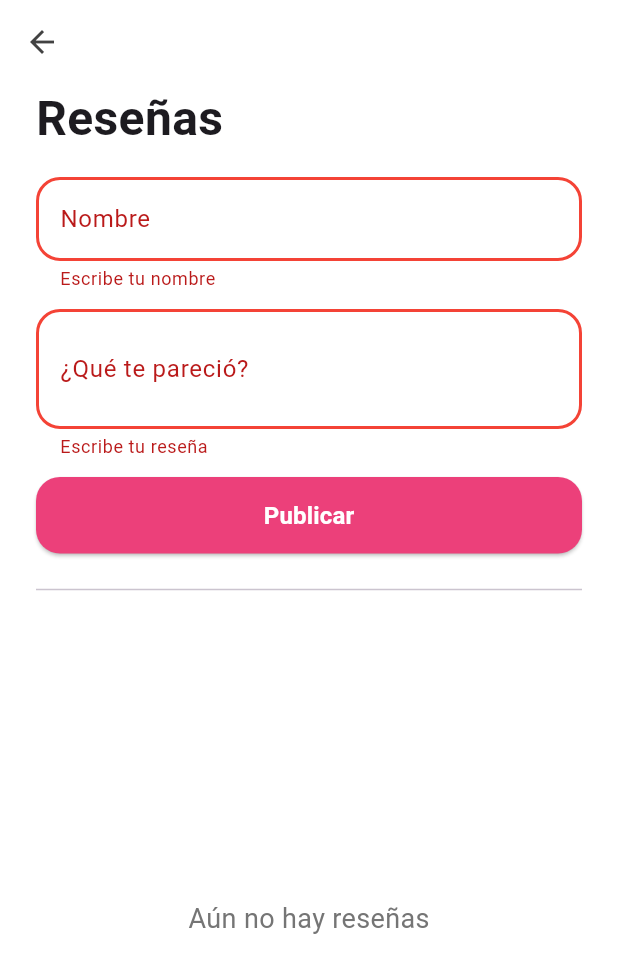
After one commit to BrandonnRoblero/donut_app, a Flutter app: the Resenas screen opened directly, after a tap on "Publicar", on a phone screen of 412 x 824 dp. The commit adds this screen. Shown: the top 973 px of the screen. Run offline on Flutter 3.47's test engine with Material 3 defaults, Android fonts, the phone set to English and light mode, and no system bars; our stand-ins replace cloud_firestore, firebase_auth, firebase_core, google_sign_in; accounts and stored records are empty.

Commit message:
Phase 3: Add Firestore reviews screen with live list and security rules

```diff
--- a/lib/screens/home_page.dart
+++ b/lib/screens/home_page.dart
@@ -6,6 +6,7 @@ import 'package:donut_app/tab/smoothie_tab.dart';
 import 'package:donut_app/screens/cart.dart';
 import 'package:donut_app/screens/fav.dart';
 import 'package:donut_app/screens/login.dart';
+import 'package:donut_app/screens/resenas.dart';
 import 'package:donut_app/utils/auth_service.dart';
 import 'package:donut_app/utils/cart_provider.dart';
 import 'package:donut_app/utils/my_tab.dart';
@@ -43,6 +44,16 @@ class _HomePageState extends State<HomePage> {
           leading: Icon(Icons.menu, color: Colors.grey),
           //icono de la derecha
           actions: [
+            //Reseñas: formulario y lista en tiempo real (Firestore)
+            IconButton(
+              icon: Icon(Icons.rate_review_outlined, color: Colors.grey),
+              onPressed: () {
+                Navigator.push(
+                  context,
+                  MaterialPageRoute(builder: (context) => const Resenas()),
+                );
+              },
+            ),
             //Favoritos: abre la pantalla de favoritos
             IconButton(
               icon: Icon(Icons.favorite_border, color: Colors.grey),
--- /dev/null
+++ b/lib/screens/resenas.dart
@@ -0,0 +1,252 @@
+import 'package:cloud_firestore/cloud_firestore.dart';
+import 'package:firebase_auth/firebase_auth.dart';
+import 'package:flutter/material.dart';
+
+//Pantalla de reseñas: formulario + lista en tiempo real (Cloud Firestore)
+class Resenas extends StatefulWidget {
+  const Resenas({super.key});
+
+  @override
+  State<Resenas> createState() => _ResenasState();
+}
+
+class _ResenasState extends State<Resenas> {
+  //Colección de Firestore donde se guardan las reseñas
+  final _resenas = FirebaseFirestore.instance.collection('resenas');
+
+  final _formKey = GlobalKey<FormState>();
+  final _nombreController = TextEditingController();
+  final _textoController = TextEditingController();
+  bool _saving = false;
+
+  @override
+  void initState() {
+    super.initState();
+    //El nombre viene lleno con el de la cuenta de Google
+    _nombreController.text =
+        FirebaseAuth.instance.currentUser?.displayName ?? '';
+  }
+
+  @override
+  void dispose() {
+    _nombreController.dispose();
+    _textoController.dispose();
+    super.dispose();
+  }
+
+  //Guarda la reseña en Firestore
+  Future<void> _publicar() async {
+    if (!_formKey.currentState!.validate()) return;
+    setState(() => _saving = true);
+    try {
+      await _resenas.add({
+        'nombre': _nombreController.text.trim(),
+        'texto': _textoController.text.trim(),
+        'uid': FirebaseAuth.instance.currentUser?.uid,
+        'fecha': FieldValue.serverTimestamp(),
+      });
+      _textoController.clear();
+      if (mounted) FocusScope.of(context).unfocus();
+    } catch (e) {
+      if (mounted) {
+        ScaffoldMessenger.of(context).showSnackBar(
+          SnackBar(
+            content: Text('No se pudo publicar: $e'),
+            backgroundColor: Colors.red,
+          ),
+        );
+      }
+    } finally {
+      if (mounted) setState(() => _saving = false);
+    }
+  }
+
+  InputDecoration _inputStyle(String label) {
+    return InputDecoration(
+      labelText: label,
+      filled: true,
+      fillColor: Colors.white,
+      enabledBorder: OutlineInputBorder(
+        borderSide: BorderSide(color: Colors.pink.shade100, width: 2),
+        borderRadius: BorderRadius.circular(16),
+      ),
+      focusedBorder: OutlineInputBorder(
+        borderSide: BorderSide(color: Colors.pink.shade400, width: 2),
+        borderRadius: BorderRadius.circular(16),
+      ),
+      errorBorder: OutlineInputBorder(
+        borderSide: const BorderSide(color: Colors.red, width: 2),
+        borderRadius: BorderRadius.circular(16),
+      ),
+      focusedErrorBorder: OutlineInputBorder(
+        borderSide: const BorderSide(color: Colors.red, width: 2),
+        borderRadius: BorderRadius.circular(16),
+      ),
+    );
+  }
+
+  @override
+  Widget build(BuildContext context) {
+    return Scaffold(
+      backgroundColor: Colors.white,
+      appBar: AppBar(
+        backgroundColor: Colors.white,
+        iconTheme: IconThemeData(color: Colors.grey[800]),
+      ),
+      body: Padding(
+        padding: const EdgeInsets.symmetric(horizontal: 24),
+        child: Column(
+          crossAxisAlignment: CrossAxisAlignment.stretch,
+          children: [
+            //Titulo
+            const Text(
+              'Reseñas',
+              style: TextStyle(fontSize: 32, fontWeight: FontWeight.bold),
+            ),
+            const SizedBox(height: 16),
+
+            //1. Formulario
+            Form(
+              key: _formKey,
+              child: Column(
+                crossAxisAlignment: CrossAxisAlignment.stretch,
+                children: [
+                  TextFormField(
+                    controller: _nombreController,
+                    decoration: _inputStyle('Nombre'),
+                    validator: (value) => (value == null || value.trim().isEmpty)
+                        ? 'Escribe tu nombre'
+                        : null,
+                  ),
+                  const SizedBox(height: 12),
+                  TextFormField(
+                    controller: _textoController,
+                    decoration: _inputStyle('¿Qué te pareció?'),
+                    maxLines: 2,
+                    validator: (value) => (value == null || value.trim().isEmpty)
+                        ? 'Escribe tu reseña'
+                        : null,
+                  ),
+                  const SizedBox(height: 12),
+                  ElevatedButton(
+                    onPressed: _saving ? null : _publicar,
+                    style: ElevatedButton.styleFrom(
+                      backgroundColor: Colors.pink[400],
+                      padding: const EdgeInsets.symmetric(vertical: 14),
+                      shape: RoundedRectangleBorder(
+                        borderRadius: BorderRadius.circular(16),
+                      ),
+                    ),
+                    child: _saving
+                        ? const SizedBox(
+                            height: 22,
+                            width: 22,
+                            child: CircularProgressIndicator(
+                              strokeWidth: 3,
+                              color: Colors.white,
+                            ),
+                          )
+                        : const Text(
+                            'Publicar',
+                            style: TextStyle(
+                              fontSize: 16,
+                              fontWeight: FontWeight.bold,
+                              color: Colors.white,
+                            ),
+                          ),
+                  ),
+                ],
+              ),
+            ),
+            const SizedBox(height: 16),
+            const Divider(),
+
+            //2. Lista en tiempo real: snapshots() avisa cada vez que cambia algo
+            Expanded(
+              child: StreamBuilder<QuerySnapshot<Map<String, dynamic>>>(
+                stream: _resenas
+                    .orderBy('fecha', descending: true)
+                    .snapshots(),
+                builder: (context, snapshot) {
+                  if (snapshot.hasError) {
+                    return Center(
+                      child: Text(
+                        'Error: ${snapshot.error}',
+                        textAlign: TextAlign.center,
+                        style: const TextStyle(color: Colors.red),
+                      ),
+                    );
+                  }
+                  if (!snapshot.hasData) {
+                    return Center(
+                      child: CircularProgressIndicator(
+                        color: Colors.pink[400],
+                      ),
+                    );
+                  }
+                  final docs = snapshot.data!.docs;
+                  if (docs.isEmpty) {
+                    return Center(
+                      child: Text(
+                        'Aún no hay reseñas',
+                        style: TextStyle(fontSize: 18, color: Colors.grey[600]),
+                      ),
+                    );
+                  }
+                  return ListView.builder(
+                    padding: const EdgeInsets.only(top: 8, bottom: 24),
+                    itemCount: docs.length,
+                    itemBuilder: (context, index) {
+                      final data = docs[index].data();
+                      return Container(
+                        margin: const EdgeInsets.only(bottom: 12),
+                        padding: const EdgeInsets.all(16),
+                        decoration: BoxDecoration(
+                          color: Colors.pink[50],
+                          borderRadius: BorderRadius.circular(16),
+                        ),
+                        child: Row(
+                          crossAxisAlignment: CrossAxisAlignment.start,
+                          children: [
+                            CircleAvatar(
+                              backgroundColor: Colors.pink[400],
+                              child: Text(
+                                (data['nombre'] ?? '?')
+                                    .toString()
+                                    .characters
+                                    .first
+                                    .toUpperCase(),
+                                style: const TextStyle(color: Colors.white),
+                              ),
+                            ),
+                            const SizedBox(width: 12),
+                            Expanded(
+                              child: Column(
+                                crossAxisAlignment: CrossAxisAlignment.start,
+                                children: [
+                                  Text(
+                                    data['nombre'] ?? '',
+                                    style: const TextStyle(
+                                      fontWeight: FontWeight.bold,
+                                      fontSize: 16,
+                                    ),
+                                  ),
+                                  const SizedBox(height: 4),
+                                  Text(data['texto'] ?? ''),
+                                ],
+                              ),
+                            ),
+                          ],
+                        ),
+                      );
+                    },
+                  );
+                },
+              ),
+            ),
+          ],
+        ),
+      ),
+    );
+  }
+}
--- a/pubspec.yaml
+++ b/pubspec.yaml
@@ -38,6 +38,7 @@ dependencies:
   firebase_core: ^5.2.0
   firebase_auth: ^7.1.0
   google_sign_in: ^7.2.0
+  cloud_firestore: ^7.2.0
 
 dev_dependencies:
   flutter_test:
```
Also changed, not shown: firebase.json, pubspec.lock, 2 other files.
